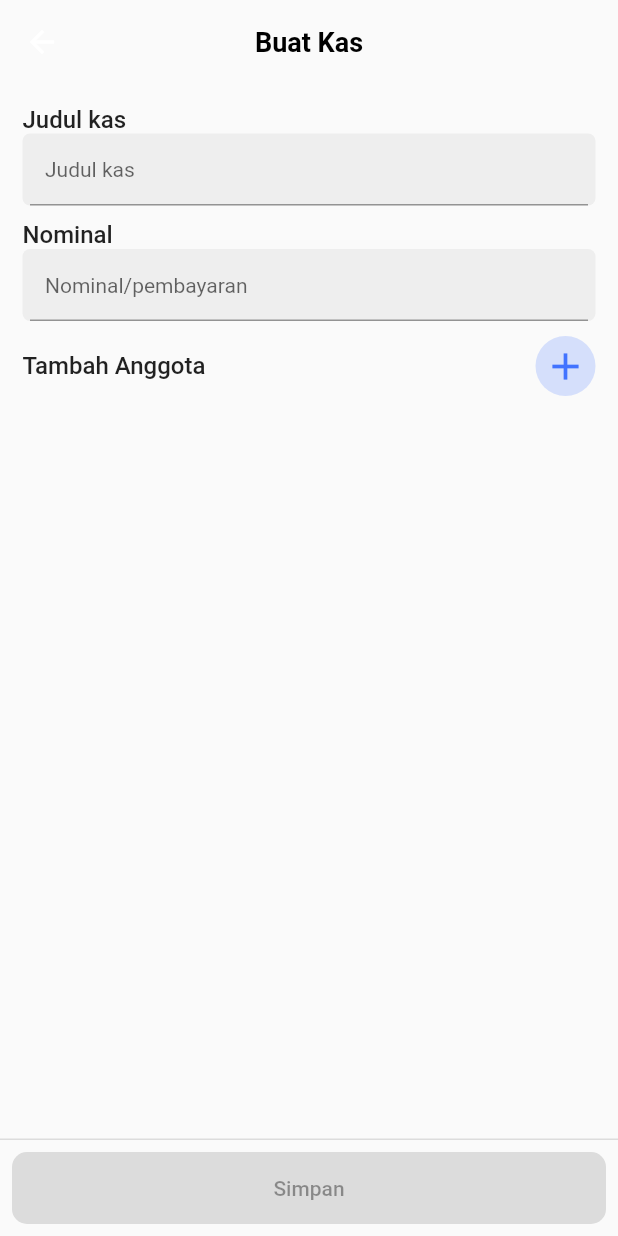
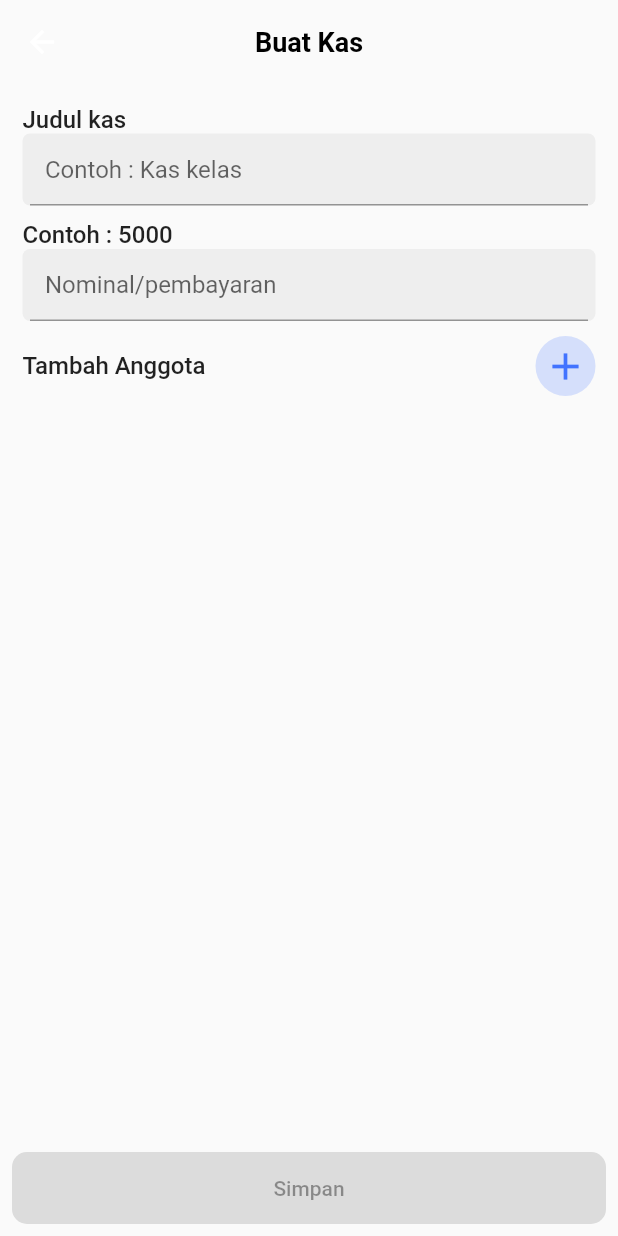
Before and after one commit to Imronarrosid/aplikasi_pembayaran_kas, a Flutter app: the CreatePayment screen opened directly, on a phone screen of 412 x 824 dp. Run offline on Flutter 3.47's test engine with Material 2 defaults, Android fonts, the phone set to English and light mode, and no system bars; drawn by our look-alikes of entry; our stand-ins replace flutter_bounceable, flutter_local_notifications, hive, hive_flutter, iconly, sqflite; accounts and stored records are empty.

Commit message:
remove line above the presist footer button

```diff
--- a/lib/view/create_payment.dart
+++ b/lib/view/create_payment.dart
@@ -55,7 +55,14 @@ class _CreatePaymentState extends State<CreatePayment> {
       });
     }
     double sreenWidth = MediaQuery.of(context).size.width;
-    return Scaffold(
+    return Theme(
+      data: ThemeData().copyWith(
+        colorScheme: const ColorScheme.light(
+              primary: Color(0xFF4273FF),),
+        dividerColor: Colors.transparent,
+      ),
+      child: Scaffold(
+        extendBody: true,
         appBar: PreferredSize(
             preferredSize: const Size(double.infinity, 60),
             child: Entry.offset(
@@ -77,6 +84,7 @@ class _CreatePaymentState extends State<CreatePayment> {
             child: SizedBox.expand(
               child: ElevatedButton(
                   style: ElevatedButton.styleFrom(
+                      elevation: 0,
                       shape: RoundedRectangleBorder(
                           borderRadius: BorderRadius.circular(10)),
                       minimumSize: const Size(double.infinity, 45),
@@ -96,7 +104,8 @@ class _CreatePaymentState extends State<CreatePayment> {
                             if (Payment.getAmount() == 0 ||
                                 amountController.text !=
                                     Payment.getAmount().toString()) {
-                            Payment.setAmount(int.parse(amountController.text));
+                              Payment.setAmount(
+                                  int.parse(amountController.text));
 
                               Payment.setHaveToPaid(
                                   int.parse(amountController.text));
@@ -167,7 +176,8 @@ class _CreatePaymentState extends State<CreatePayment> {
                                 setState(() {
                                   int baseOffset =
                                       nameController.selection.baseOffset;
-                                if (value.length < nameController.text.length) {
+                                  if (value.length <
+                                      nameController.text.length) {
                                     nameController.selection =
                                         TextSelection.collapsed(
                                             offset: baseOffset);
@@ -184,7 +194,7 @@ class _CreatePaymentState extends State<CreatePayment> {
                               autocorrect: false,
                               enableSuggestions: false,
                               decoration: const InputDecoration(
-                              hintText: 'Judul kas',
+                                hintText: 'Contoh : Kas kelas',
                                 floatingLabelAlignment:
                                     FloatingLabelAlignment.start,
                                 floatingLabelStyle: TextStyle(fontSize: 216),
@@ -202,7 +212,7 @@ class _CreatePaymentState extends State<CreatePayment> {
                           yOffset: 0,
                           xOffset: 1000,
                           delay: Duration(milliseconds: 50),
-                        child: Text('Nominal',
+                          child: Text('Contoh : 5000',
                               style: TextStyle(
                                   fontSize: 16, fontWeight: FontWeight.w500)),
                         ),
@@ -222,14 +232,14 @@ class _CreatePaymentState extends State<CreatePayment> {
                                   setState(() {
                                     int baseOffset =
                                         amountController.selection.baseOffset;
-                                  print(baseOffset);
                                     if (value.length <
                                         amountController.text.length) {
                                       int offset = baseOffset -
                                           amountController.text.length -
                                           value.length;
                                       amountController.selection =
-                                        TextSelection.collapsed(offset: offset);
+                                          TextSelection.collapsed(
+                                              offset: offset);
                                       amountController.text = value;
                                     }
                                     // amountController.selection =
@@ -254,7 +264,8 @@ class _CreatePaymentState extends State<CreatePayment> {
                                   floatingLabelAlignment:
                                       FloatingLabelAlignment.start,
                                   floatingLabelStyle: TextStyle(
-                                    fontSize: 20, fontWeight: FontWeight.w600),
+                                      fontSize: 20,
+                                      fontWeight: FontWeight.w600),
                                   floatingLabelBehavior:
                                       FloatingLabelBehavior.always,
                                 )),
@@ -344,6 +355,7 @@ class _CreatePaymentState extends State<CreatePayment> {
                                         },
                                         autocorrect: false,
                                         enableSuggestions: false,
+                                        autofocus: true,
                                         decoration: const InputDecoration(
                                           contentPadding:
                                               EdgeInsets.only(left: 10),
@@ -375,6 +387,7 @@ class _CreatePaymentState extends State<CreatePayment> {
                     ),
                   ))),
         ),
+      ),
     );
   }
 }
```
Lines whose indentation alone changed are shown as unchanged.
